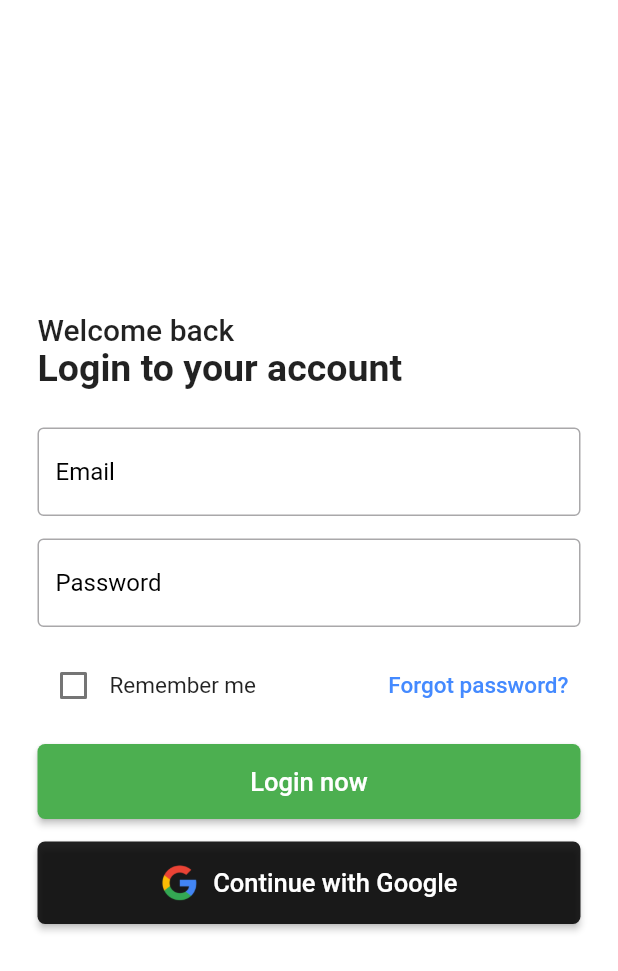
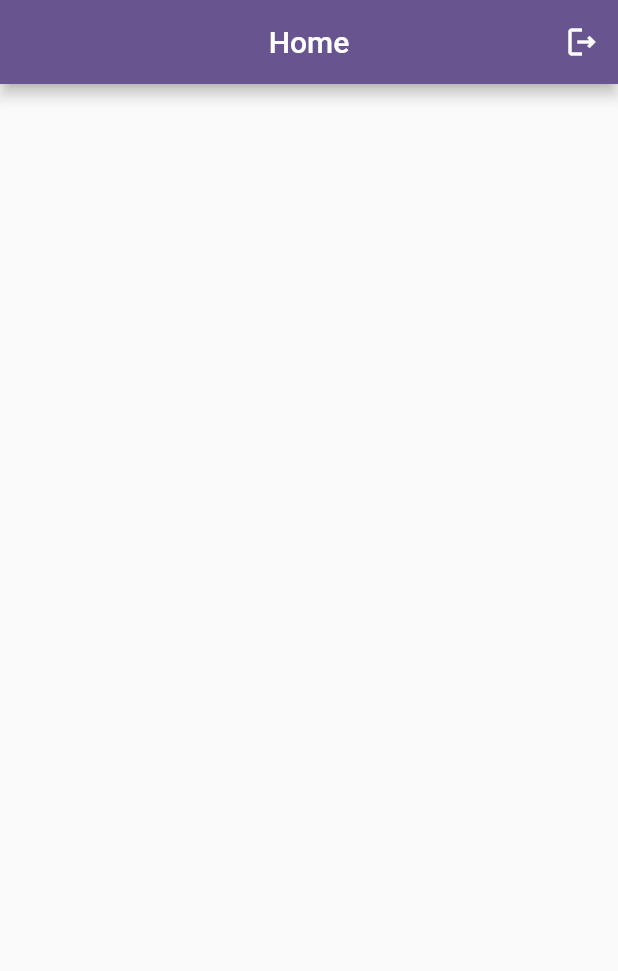
Before and after one commit to aswin-asokan/FlutterFly, a Flutter app: the screen it shows after launch, after a tap on "Login now", on a phone screen of 412 x 824 dp. Shown: the top 971 px of the screen. Run offline on Flutter 3.47's test engine with Material 3 defaults, Android fonts, the light colour scheme and no system bars.

Commit message:
Navigation
Created routes and navigation between login and home page

```diff
--- a/task5/lib/home.dart
+++ b/task5/lib/home.dart
@@ -0,0 +1,27 @@
+import 'package:flutter/material.dart';
+
+class Home extends StatefulWidget {
+  const Home({super.key});
+
+  @override
+  State<Home> createState() => _HomeState();
+}
+
+class _HomeState extends State<Home> {
+  @override
+  Widget build(BuildContext context) {
+    return Scaffold(
+      appBar: AppBar(
+        centerTitle: true,
+        title: Text("Home"),
+        actions: [
+          IconButton(
+              onPressed: () {
+                Navigator.popAndPushNamed(context, '/login');
+              },
+              icon: Icon(Icons.logout_outlined))
+        ],
+      ),
+    );
+  }
+}
--- a/task5/lib/login.dart
+++ b/task5/lib/login.dart
@@ -11,6 +11,7 @@ class _LoginPageState extends State<LoginPage> {
   bool? isChecked = false;
   TextEditingController email = new TextEditingController();
   TextEditingController pass = new TextEditingController();
+  late String mailID, password;
   @override
   Widget build(BuildContext context) {
     return Scaffold(
@@ -85,7 +86,9 @@ class _LoginPageState extends State<LoginPage> {
                       backgroundColor: Colors.green,
                       shape: RoundedRectangleBorder(
                           borderRadius: BorderRadius.circular(5))),
-                  onPressed: () {},
+                  onPressed: () {
+                    Navigator.popAndPushNamed(context, '/home');
+                  },
                   child: Padding(
                     padding: const EdgeInsets.all(15.0),
                     child: Container(
--- a/task5/lib/main.dart
+++ b/task5/lib/main.dart
@@ -1,4 +1,5 @@
 import 'package:flutter/material.dart';
+import 'package:task5/home.dart';
 import 'package:task5/login.dart';
 
 void main() {
@@ -12,11 +13,16 @@ class MyApp extends StatelessWidget {
   @override
   Widget build(BuildContext context) {
     return MaterialApp(
+      debugShowCheckedModeBanner: false,
       title: 'Flutter Demo',
       theme: ThemeData(
           colorScheme: ColorScheme.fromSeed(seedColor: Colors.deepPurple),
           useMaterial3: false),
       home: LoginPage(),
+      routes: {
+        '/home': (context) => Home(),
+        '/login': (context) => LoginPage()
+      },
     );
   }
 }
```
